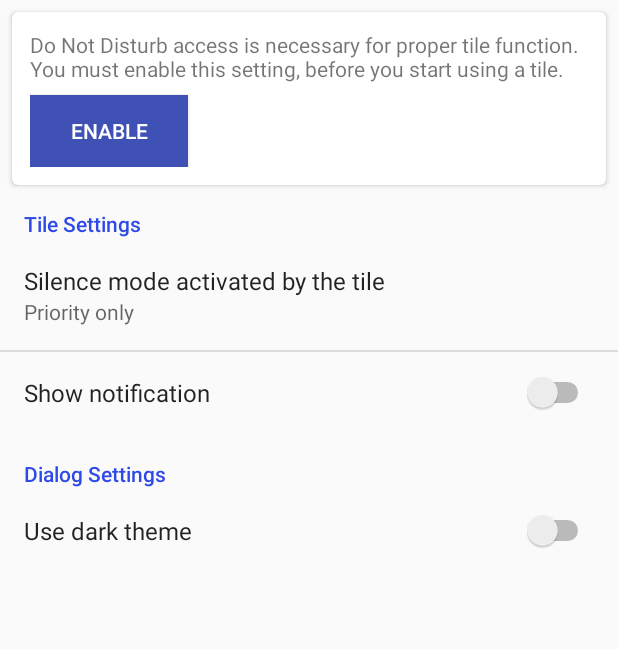
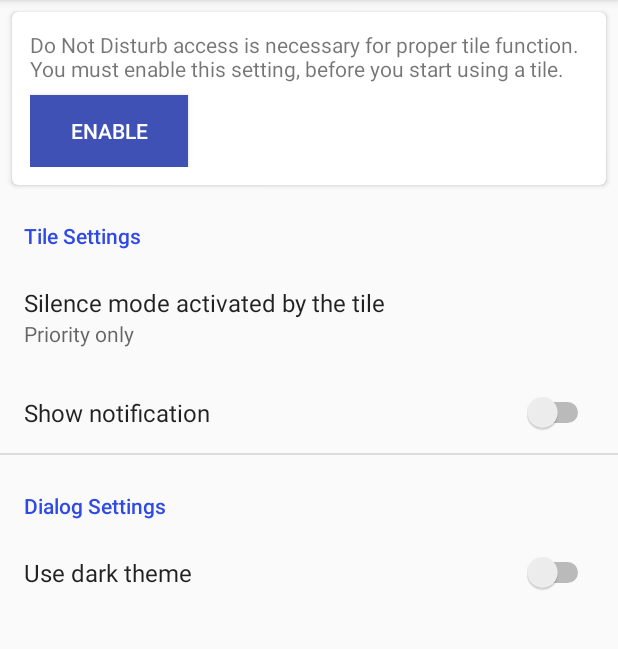
Before and after one commit to macdems/DoNowDisturb, an Android app: the screen it shows after launch (SettingsActivity), on a phone screen of 412 x 824 dp, the part 84-733 px from its top. Run offline under Robolectric (Android 15) with nearby library versions, the phone set to English and light mode, and no system bars; our stand-ins replace androidx.preference.

Commit message:
Change preferences to not deprecated system

```diff
--- a/app/build.gradle
+++ b/app/build.gradle
@@ -35,6 +35,7 @@ dependencies {
     implementation 'androidx.core:core-ktx:1.7.0'
     implementation 'androidx.appcompat:appcompat:1.3.1'
     implementation 'com.google.android.material:material:1.3.0'
+    implementation 'androidx.preference:preference-ktx:1.1.1'
     testImplementation 'junit:junit:4.+'
     androidTestImplementation 'androidx.test.ext:junit:1.1.2'
     androidTestImplementation 'androidx.test.espresso:espresso-core:3.3.0'
--- a/app/src/main/java/com/macdems/disturbnow/DisturbAlarm.kt
+++ b/app/src/main/java/com/macdems/disturbnow/DisturbAlarm.kt
@@ -25,7 +25,7 @@ import com.macdems.disturbnow.DisturbAlarm
 import android.app.PendingIntent
 import android.app.AlarmManager
 import android.content.SharedPreferences
-import android.preference.PreferenceManager
+import androidx.preference.PreferenceManager
 import com.macdems.disturbnow.R
 import android.widget.Toast
 import android.os.Build
--- a/app/src/main/java/com/macdems/disturbnow/SettingsActivity.kt
+++ b/app/src/main/java/com/macdems/disturbnow/SettingsActivity.kt
@@ -21,14 +21,14 @@ package com.macdems.disturbnow
 import android.app.NotificationManager
 import android.content.Intent
 import android.os.Bundle
-import android.preference.PreferenceActivity
 import android.provider.Settings
 import android.view.View
+import androidx.appcompat.app.AppCompatActivity
 import androidx.cardview.widget.CardView
 
-class SettingsActivity : PreferenceActivity() {
+class SettingsActivity : AppCompatActivity() {
 
-    fun openAccessControl(v: View?) {
+    fun openAccessControl(@Suppress("UNUSED_PARAMETER") v: View?) {
         val intent = Intent(Settings.ACTION_NOTIFICATION_POLICY_ACCESS_SETTINGS)
         startActivity(intent)
     }
@@ -41,7 +41,10 @@ class SettingsActivity : PreferenceActivity() {
 
     override fun onCreate(savedInstanceState: Bundle?) {
         super.onCreate(savedInstanceState)
-        addPreferencesFromResource(R.xml.preferences)
+        supportFragmentManager
+            .beginTransaction()
+            .replace(R.id.content, SettingsFragment())
+            .commit()
         setContentView(R.layout.main)
         setPermissionTabView()
     }
@@ -50,6 +53,4 @@ class SettingsActivity : PreferenceActivity() {
         super.onResume()
         setPermissionTabView()
     }
-
-
 }
--- /dev/null
+++ b/app/src/main/java/com/macdems/disturbnow/SettingsFragment.kt
@@ -0,0 +1,11 @@
+package com.macdems.disturbnow
+
+import android.os.Bundle
+import androidx.preference.PreferenceFragmentCompat
+
+
+class SettingsFragment : PreferenceFragmentCompat() {
+    override fun onCreatePreferences(savedInstanceState: Bundle?, rootKey: String?) {
+        setPreferencesFromResource(R.xml.preferences, rootKey)
+    }
+}
--- a/app/src/main/res/layout/main.xml
+++ b/app/src/main/res/layout/main.xml
@@ -25,14 +25,14 @@
     android:orientation="vertical"
     tools:context="com.macdems.disturbnow.SettingsActivity">
 
-    <androidx.appcompat.widget.Toolbar
+    <!--androidx.appcompat.widget.Toolbar
         android:id="@+id/toolbar"
         android:layout_width="match_parent"
         android:layout_height="wrap_content"
         android:background="?attr/colorPrimary"
         android:minHeight="?attr/actionBarSize"
         android:theme="?attr/actionBarTheme"
-        app:title="@string/app_name" />
+        app:title="@string/app_name" /-->
 
     <androidx.cardview.widget.CardView
         android:id="@+id/permission_card"
@@ -78,9 +78,9 @@
 
     </androidx.cardview.widget.CardView>
 
-    <ListView
-        android:id="@android:id/list"
-        android:layout_width="fill_parent"
-        android:layout_height="fill_parent" />
+    <FrameLayout
+        android:id="@+id/content"
+        android:layout_width="match_parent"
+        android:layout_height="match_parent" />
 
 </LinearLayout>
--- a/app/src/main/res/values/styles.xml
+++ b/app/src/main/res/values/styles.xml
@@ -29,6 +29,7 @@
         <item name="colorPrimary">@color/colorPrimary</item>
         <item name="colorPrimaryDark">@color/colorPrimaryDark</item>
         <item name="colorAccent">@color/colorAccent</item>
+        <item name="android:windowBackground">@color/cardview_light_background</item>
     </style>
 
     <style name="AppTheme.Dialog.Dark" parent="Theme.AppCompat.Dialog">
--- a/app/src/main/res/xml/preferences.xml
+++ b/app/src/main/res/xml/preferences.xml
@@ -1,9 +1,13 @@
 <?xml version="1.0" encoding="utf-8"?>
-<PreferenceScreen xmlns:android="http://schemas.android.com/apk/res/android">
+<androidx.preference.PreferenceScreen xmlns:android="http://schemas.android.com/apk/res/android"
+    xmlns:app="http://schemas.android.com/apk/res-auto"
+    android:layout="@null">
 
-    <PreferenceCategory android:title="@string/tile_settings">
-
+    <PreferenceCategory
+        android:title="@string/tile_settings"
+        app:iconSpaceReserved="false">
         <ListPreference
+            app:iconSpaceReserved="false"
             android:defaultValue="priority"
             android:entries="@array/silence_mode_labels"
             android:entryValues="@array/silence_mode_values"
@@ -11,16 +15,20 @@
             android:summary="%s"
             android:title="@string/silence_mode_label" />
         <SwitchPreference
+            app:iconSpaceReserved="false"
+            android:layout_width="wrap_content"
             android:defaultValue="false"
             android:key="show_notification"
             android:title="@string/show_notification_label" />
+    </PreferenceCategory>
 
-
-    </PreferenceCategory>
-    <PreferenceCategory android:title="@string/dialog_settings">
+    <PreferenceCategory
+        android:title="@string/dialog_settings"
+        app:iconSpaceReserved="false">
         <SwitchPreference
+            app:iconSpaceReserved="false"
             android:defaultValue="false"
             android:key="dark_theme"
             android:title="@string/dark_theme_label" />
     </PreferenceCategory>
-</PreferenceScreen>
+</androidx.preference.PreferenceScreen>
```
Also changed, not shown: app/src/main/AndroidManifest.xml (+6 -2 lines), app/src/main/java/com/macdems/disturbnow/DNDTileService.kt (+6 -4 lines).
